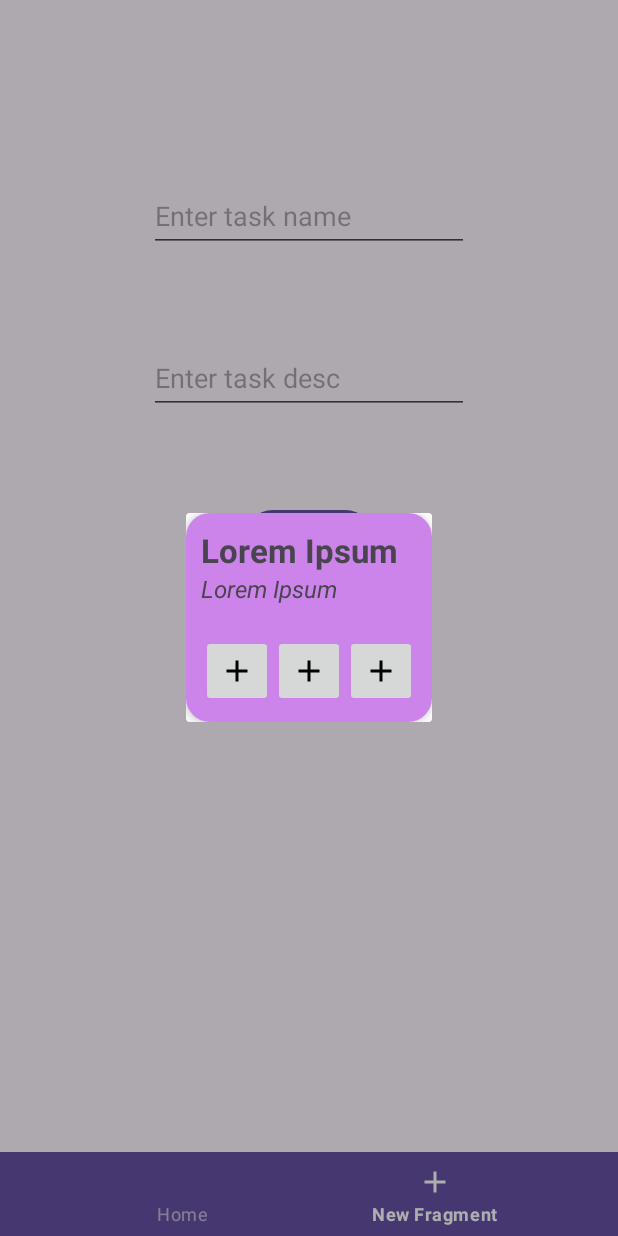
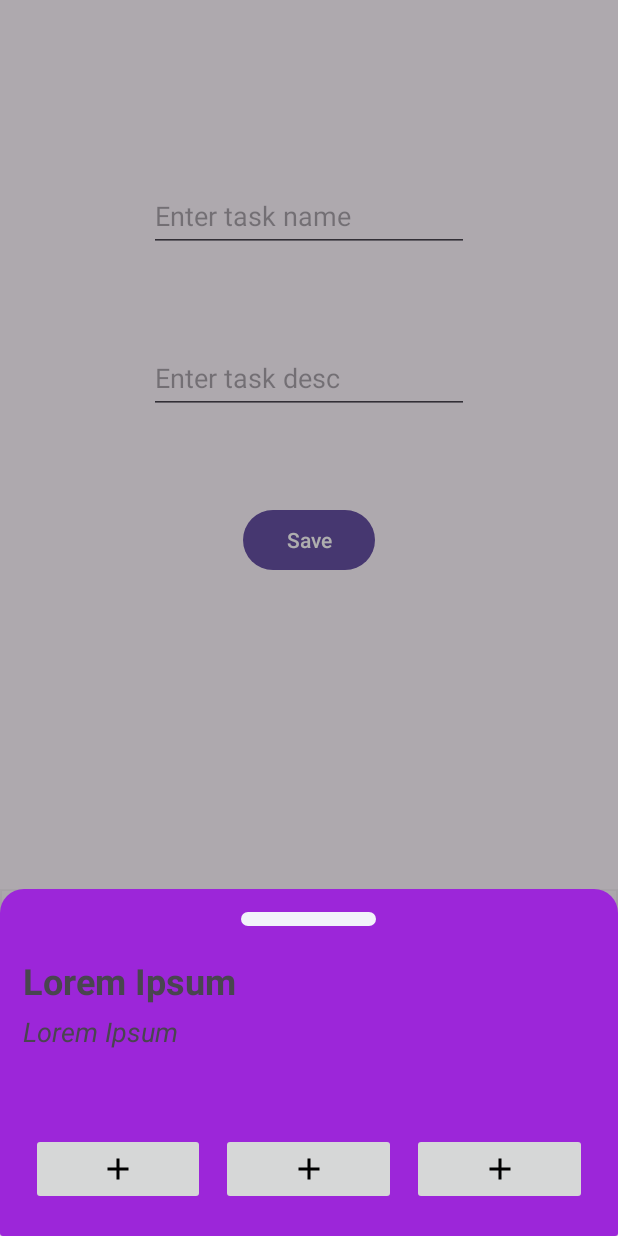
Before and after one commit to yavuzselimozkan/DailyTaskTracker, an Android app: the fragment TaskDetailFragment placed in its activity, item 2 of the bottom bar chosen, on a phone screen of 412 x 824 dp. Run offline under Robolectric (Android 15) with nearby library versions, the phone set to English and light mode, and no system bars; our stand-ins replace Room's generated code, navigation-ui.

Commit message:
TaskDetailFragment fixed, Bottom Sheet Dialog added.

```diff
--- a/app/src/main/java/com/example/dailytasktracker/adapter/TaskRecyclerAdapter.kt
+++ b/app/src/main/java/com/example/dailytasktracker/adapter/TaskRecyclerAdapter.kt
@@ -25,7 +25,7 @@ class TaskRecyclerAdapter(private var taskList : ArrayList<Task>) : RecyclerView
         holder.binding.taskNameRow.text = taskList[position].taskName
         holder.binding.taskDescRow.text = taskList[position].taskDesc
 
-        holder.itemView.setOnClickListener {
+        holder.binding.options.setOnClickListener {
             val action = HomeFragmentDirections.actionHomeFragmentToTaskDetailFragment(taskList[position].taskId)
             Navigation.findNavController(it).navigate(action)
         }
--- a/app/src/main/java/com/example/dailytasktracker/view/TaskDetailFragment.kt
+++ b/app/src/main/java/com/example/dailytasktracker/view/TaskDetailFragment.kt
@@ -6,10 +6,12 @@ import android.view.View
 import android.view.ViewGroup
 import androidx.fragment.app.DialogFragment
 import androidx.lifecycle.ViewModelProvider
+import com.example.dailytasktracker.R
 import com.example.dailytasktracker.databinding.FragmentTaskDetailBinding
 import com.example.dailytasktracker.viewModel.TaskDetailViewModel
+import com.google.android.material.bottomsheet.BottomSheetDialogFragment
 
-class TaskDetailFragment() : DialogFragment() {
+class TaskDetailFragment() : BottomSheetDialogFragment() {
 
     private var _binding:FragmentTaskDetailBinding ?= null
     private val binding get()= _binding!!
--- /dev/null
+++ b/app/src/main/res/drawable/baseline_options.xml
@@ -0,0 +1,5 @@
+<vector xmlns:android="http://schemas.android.com/apk/res/android" android:height="24dp" android:tint="#000000" android:viewportHeight="24" android:viewportWidth="24" android:width="24dp">
+
+    <path android:fillColor="@android:color/white" android:pathData="M2,15.5v2h20v-2L2,15.5zM2,10.5v2h20v-2L2,10.5zM2,5.5v2h20v-2L2,5.5z"/>
+
+</vector>
--- /dev/null
+++ b/app/src/main/res/drawable/dialog_bar.xml
@@ -0,0 +1,8 @@
+<?xml version="1.0" encoding="utf-8"?>
+<shape xmlns:android="http://schemas.android.com/apk/res/android">
+    <solid
+        android:color="@color/light_dialog_bar"
+        />
+    <corners android:radius="12dp"/>
+
+</shape>
--- a/app/src/main/res/drawable/dialog_box_background.xml
+++ b/app/src/main/res/drawable/dialog_box_background.xml
@@ -1,10 +1,11 @@
 <?xml version="1.0" encoding="utf-8"?>
 <shape
     xmlns:android="http://schemas.android.com/apk/res/android">
+
     <corners
-        android:radius="16dp"/>
-    <solid
-        android:color="#CC84EB"
-        />
+        android:topLeftRadius="16dp"
+        android:topRightRadius="16dp"/>
+
+    <solid android:color="#9C26D9"/>
 
 </shape>
--- a/app/src/main/res/layout/fragment_task_detail.xml
+++ b/app/src/main/res/layout/fragment_task_detail.xml
@@ -1,24 +1,34 @@
 <?xml version="1.0" encoding="utf-8"?>
+<androidx.cardview.widget.CardView xmlns:android="http://schemas.android.com/apk/res/android"
+    xmlns:tools="http://schemas.android.com/tools"
+    android:layout_width="match_parent"
+    android:layout_height="250dp"
+    android:layout_marginHorizontal="15dp"
+    xmlns:app="http://schemas.android.com/apk/res-auto"
+    tools:context=".view.TaskDetailFragment"
+    android:layout_gravity="center"
+    app:cardElevation="16dp"
+    app:cardBackgroundColor="#0080FFFF">
+
         <LinearLayout
-    xmlns:android="http://schemas.android.com/apk/res/android"
-    xmlns:tools="http://schemas.android.com/tools"
-    android:layout_width="350dp"
-    android:layout_height="200dp"
-    tools:context=".view.TaskDetailFragment"
-    android:background="@drawable/dialog_box_background"
+            android:layout_width="match_parent"
+            android:layout_height="match_parent"
+            android:orientation="vertical"
+            android:padding="15dp"
+            android:background="@drawable/dialog_box_background">
+
+            <View
+                android:layout_width="90dp"
+                android:layout_height="9dp"
                 android:layout_gravity="center"
-    android:gravity="center"
-    android:elevation="5dp"
-    android:padding="10dp"
-    android:orientation="vertical"
-    android:layout_weight="1"
-    >
+                android:layout_marginBottom="20dp"
+                android:background="@drawable/dialog_bar"/>
 
             <TextView
                 android:id="@+id/taskNameDetail"
                 android:layout_width="match_parent"
                 android:layout_height="wrap_content"
-            android:textSize="22sp"
+                android:textSize="24sp"
                 android:textStyle="bold"
                 android:text="Lorem Ipsum"
                 />
@@ -26,45 +36,54 @@
                 android:id="@+id/taskDescDetail"
                 android:layout_width="match_parent"
                 android:layout_height="wrap_content"
-            android:textSize="16sp"
+                android:textSize="18sp"
                 android:textStyle="italic"
-            android:text="Lorem Ipsum"/>
+                android:text="Lorem Ipsum"
+                android:layout_marginTop="5dp"
+                android:layout_marginBottom="10dp"/>
+
 
             <LinearLayout
                 android:layout_width="match_parent"
-        android:layout_height="0dp"
+                android:layout_height="wrap_content"
                 android:orientation="horizontal"
-        android:layout_weight="1"
-        android:paddingTop="20dp"
-        android:background="@drawable/dialog_box_background"
+                android:paddingTop="30dp"
+                android:layout_marginTop="10dp"
                 >
 
                 <ImageButton
                     android:id="@+id/btnFavourite"
-            android:layout_width="wrap_content"
+                    android:layout_width="0dp"
                     android:layout_height="wrap_content"
                     android:minHeight="48dp"
+                    android:layout_weight="1"
+                    android:layout_margin="5dp"
                     android:src="@drawable/baseline_add_24"
                     android:contentDescription="@string/add_favourite"/>
 
                 <ImageButton
                     android:id="@+id/btnUpdate"
-            android:layout_width="wrap_content"
+                    android:layout_width="0dp"
                     android:layout_height="wrap_content"
+                    android:layout_weight="1"
                     android:minHeight="48dp"
+                    android:layout_margin="5dp"
+
                     android:src="@drawable/baseline_add_24"
                     android:contentDescription="@string/update"/>
 
                 <ImageButton
                     android:id="@+id/btnDelete"
-            android:layout_width="wrap_content"
+                    android:layout_width="0dp"
                     android:layout_height="wrap_content"
+                    android:layout_weight="1"
                     android:minHeight="48dp"
+                    android:layout_margin="5dp"
                     android:src="@drawable/baseline_add_24"
                     android:contentDescription="@string/delete"/>
-
-
 
             </LinearLayout>
 
     </LinearLayout>
+
+</androidx.cardview.widget.CardView>
--- a/app/src/main/res/layout/recycler_row.xml
+++ b/app/src/main/res/layout/recycler_row.xml
@@ -4,11 +4,12 @@
     android:layout_width="match_parent"
     android:layout_height="80dp"
     android:orientation="horizontal"
-    android:padding="5dp">
+    android:padding="8dp">
 
     <LinearLayout
-        android:layout_width="match_parent"
+        android:layout_width="0dp"
         android:layout_height="80dp"
+        android:layout_weight="4"
         android:orientation="vertical"
         android:layout_gravity="center"
         android:gravity="center"
@@ -36,6 +37,17 @@
 
     </LinearLayout>
 
+    <ImageButton
+        android:id="@+id/options"
+        android:layout_width="0dp"
+        android:layout_height="wrap_content"
+        android:minHeight="48dp"
+        android:layout_weight="0.6"
+        android:layout_gravity="center"
+        android:src="@drawable/baseline_options"
+        android:background="#00000000"
+        android:contentDescription="@string/options"
+        android:layout_marginStart="8dp"/>
 
 
 </LinearLayout>
--- a/app/src/main/res/values/colors.xml
+++ b/app/src/main/res/values/colors.xml
@@ -2,4 +2,5 @@
 <resources>
     <color name="black">#FF000000</color>
     <color name="white">#FFFFFFFF</color>
+    <color name="light_dialog_bar">#F2F2FA</color>
 </resources>
--- a/app/src/main/res/values/strings.xml
+++ b/app/src/main/res/values/strings.xml
@@ -5,4 +5,5 @@
     <string name="add_favourite">add favourite</string>
     <string name="update">update</string>
     <string name="delete">delete</string>
+    <string name="options">options</string>
 </resources>
```
Lines whose indentation alone changed are shown as unchanged.
